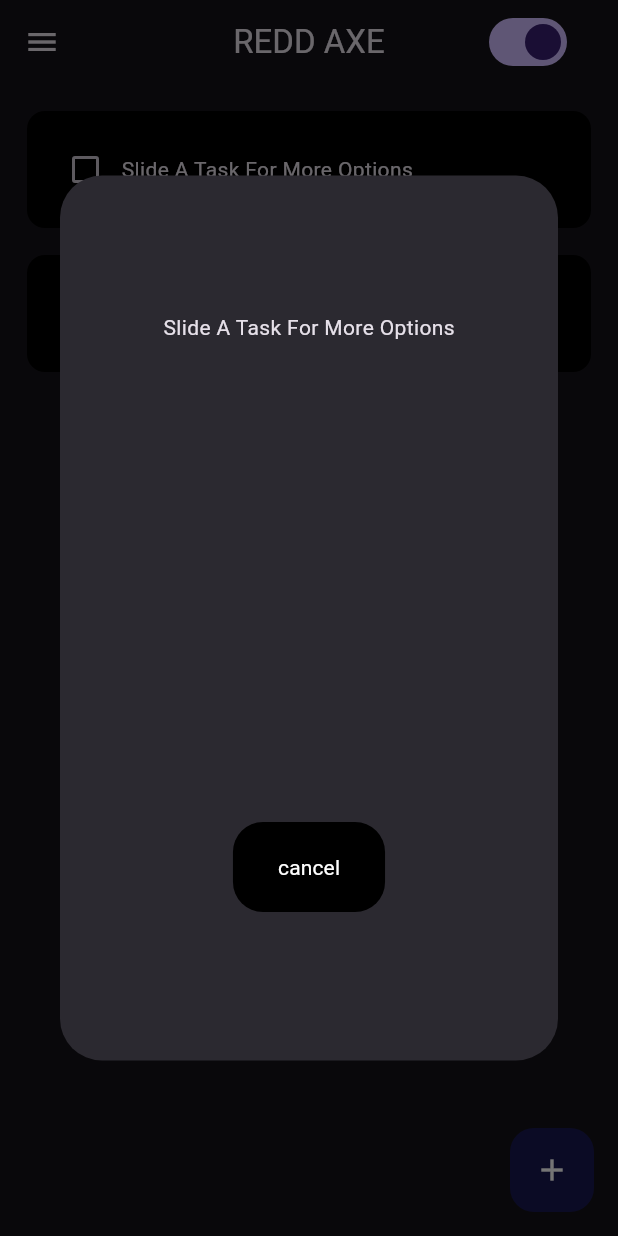
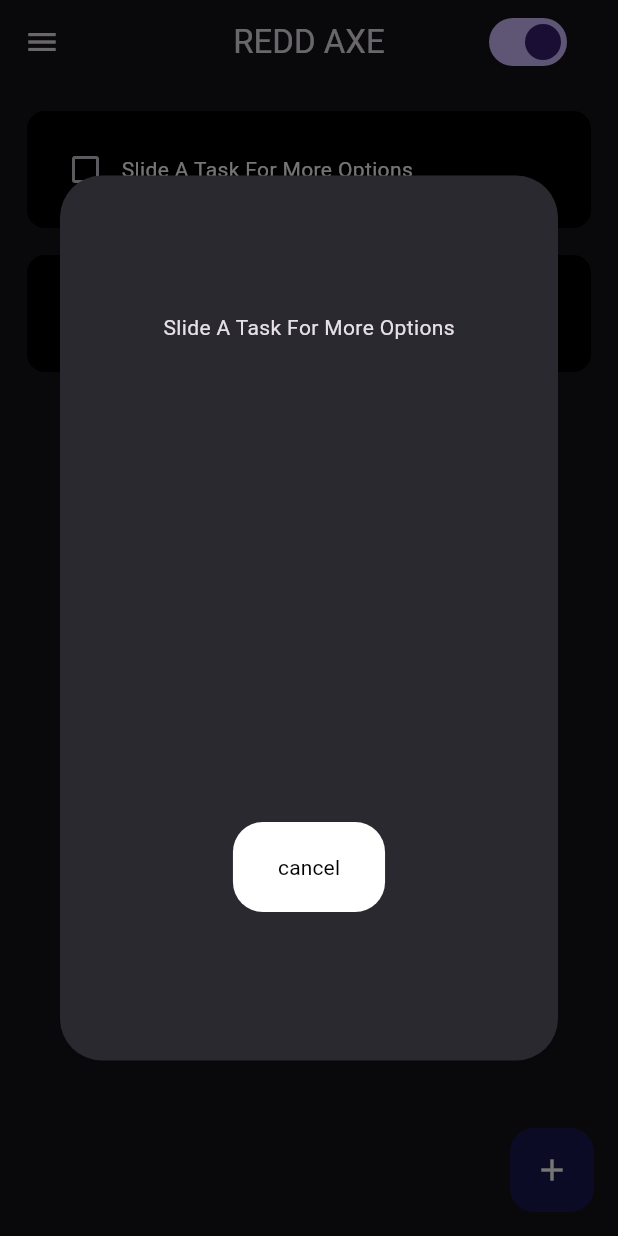
Before and after one commit to BlessingLuphahla/flutter-to-do-app, a Flutter app: the screen it shows after launch, after a tap on "Slide A Task For More Options", on a phone screen of 412 x 824 dp. Run offline on Flutter 3.47's test engine with Material 3 defaults, Android fonts, the phone set to English and light mode, and no system bars; drawn by our look-alikes of flutter_slidable; our stand-ins replace hive_flutter; accounts and stored records are empty.

Commit message:
setting up light theme

```diff
--- a/lib/utils/redd_button.dart
+++ b/lib/utils/redd_button.dart
@@ -1,25 +1,37 @@
 import 'package:flutter/material.dart';
 
-class ReddButton extends StatelessWidget {
+class ReddButton extends StatefulWidget {
   final String buttonName;
   final VoidCallback onPressed;
+  final bool isDarkMode;
 
   static const double buttonSize = 60;
 
-  const ReddButton(
-      {super.key, required this.buttonName, required this.onPressed});
+  const ReddButton({
+    super.key,
+    required this.buttonName,
+    required this.onPressed,
+    required this.isDarkMode,
+  });
 
+  @override
+  State<ReddButton> createState() => _ReddButtonState();
+}
+
+class _ReddButtonState extends State<ReddButton> {
   @override
   Widget build(BuildContext context) {
     return MaterialButton(
-      onPressed: onPressed,
-      color: Colors.black,
+      textColor: widget.isDarkMode? Colors.black:Colors.white,
+      onPressed: widget.onPressed,
+      color: widget.isDarkMode? Colors.white:Colors.black,
       animationDuration: Durations.long2,
       elevation: 0,
-      height: buttonSize,
-      padding: const EdgeInsets.only(right: buttonSize / 2, left: buttonSize / 2),
+      height: ReddButton.buttonSize,
+      padding:
+          const EdgeInsets.only(right: ReddButton.buttonSize / 2, left: ReddButton.buttonSize / 2),
       shape: RoundedRectangleBorder(borderRadius: BorderRadius.circular(20)),
-      child: Text(buttonName),
+      child: Text(widget.buttonName),
     );
   }
 }
--- a/lib/utils/to_do_tile.dart
+++ b/lib/utils/to_do_tile.dart
@@ -2,12 +2,13 @@ import 'package:flutter/material.dart';
 import 'package:flutter_slidable/flutter_slidable.dart';
 import 'package:to_do_app/utils/redd_button.dart';
 
-class ToDoTile extends StatelessWidget {
+class ToDoTile extends StatefulWidget {
   final String taskName;
   final bool taskCompleted;
   final Function(bool?)? onChanged;
   final VoidCallback deleteTask;
   final VoidCallback editTask;
+  final bool isDarkMode;
 
   const ToDoTile({
     super.key,
@@ -16,16 +17,25 @@ class ToDoTile extends StatelessWidget {
     required this.onChanged,
     required this.deleteTask,
     required this.editTask,
+    required this.isDarkMode,
   });
 
   static const double tilePadding = 18.0;
 
   @override
+  State<ToDoTile> createState() => _ToDoTileState();
+}
+
+class _ToDoTileState extends State<ToDoTile> {
+  @override
   Widget build(BuildContext context) {
     return SafeArea(
       child: Padding(
         padding: const EdgeInsets.only(
-            left: tilePadding, right: tilePadding, top: tilePadding),
+          left: ToDoTile.tilePadding,
+          right: ToDoTile.tilePadding,
+          top: ToDoTile.tilePadding,
+        ),
         child: Slidable(
           endActionPane: ActionPane(
             motion: const StretchMotion(),
@@ -35,7 +45,7 @@ class ToDoTile extends StatelessWidget {
                 icon: Icons.edit,
                 backgroundColor: Colors.blueAccent,
                 onPressed: (context) {
-                  editTask();
+                  widget.editTask();
                 },
               ),
               SlidableAction(
@@ -43,7 +53,7 @@ class ToDoTile extends StatelessWidget {
                 icon: Icons.delete,
                 backgroundColor: Colors.red,
                 onPressed: (context) {
-                  deleteTask();
+                  widget.deleteTask();
                 },
               ),
             ],
@@ -56,8 +66,8 @@ class ToDoTile extends StatelessWidget {
               child: Row(
                 children: [
                   Checkbox(
-                    value: taskCompleted,
-                    onChanged: onChanged,
+                    value: widget.taskCompleted,
+                    onChanged: widget.onChanged,
                     activeColor: Colors.deepPurpleAccent,
                     checkColor: Colors.black,
                   ),
@@ -73,13 +83,14 @@ class ToDoTile extends StatelessWidget {
                                 width: dialogSize,
                                 height: dialogSize + 50,
                                 child: Column(
-                                  mainAxisAlignment: MainAxisAlignment.spaceAround,
+                                  mainAxisAlignment:
+                                      MainAxisAlignment.spaceAround,
                                   children: [
                                     Text(
                                       softWrap: true,
-                                      taskName,
+                                      widget.taskName,
                                       style: TextStyle(
-                                        decoration: taskCompleted
+                                        decoration: widget.taskCompleted
                                             ? TextDecoration.lineThrough
                                             : TextDecoration.none,
                                       ),
@@ -88,6 +99,7 @@ class ToDoTile extends StatelessWidget {
                                       height: 20,
                                     ),
                                     ReddButton(
+                                      isDarkMode: widget.isDarkMode,
                                       onPressed: () =>
                                           Navigator.of(context).pop(),
                                       buttonName: 'cancel',
@@ -98,15 +110,19 @@ class ToDoTile extends StatelessWidget {
                             );
                           });
                     },
-                    child: Text(
-                      softWrap: true,
-                      taskName.length < 38
-                          ? taskName.trim()
-                          : '${taskName.trim().substring(0, 38)}...',
-                      style: TextStyle(
-                        decoration: taskCompleted
-                            ? TextDecoration.lineThrough
-                            : TextDecoration.none,
+                    child: SingleChildScrollView(
+                      scrollDirection: Axis.horizontal,
+                      child: Text(
+                        softWrap: true,
+                        widget.taskName.length < 38
+                            ? widget.taskName.trim()
+                            : '${widget.taskName.trim().substring(0, 38)}...',
+                        style: TextStyle(
+                          color: Colors.white,
+                          decoration: widget.taskCompleted
+                              ? TextDecoration.lineThrough
+                              : TextDecoration.none,
+                        ),
                       ),
                     ),
                   ),
```
